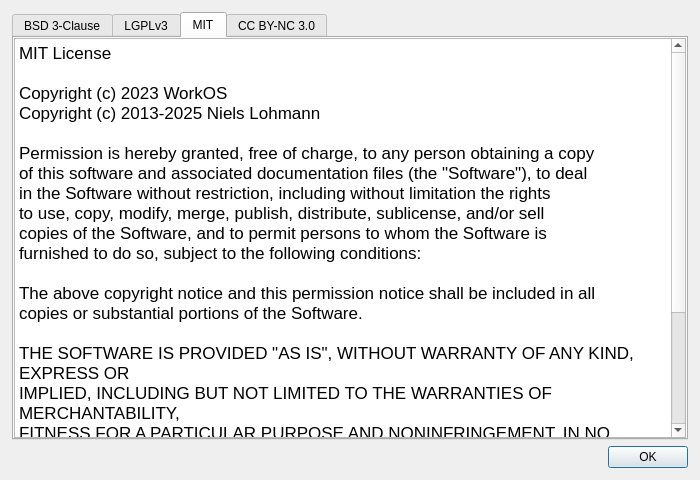
The window that sokketter-ui/sources/license_dialog.ui (morwy/sokketter) describes before a commit, drawn with Qt 5.
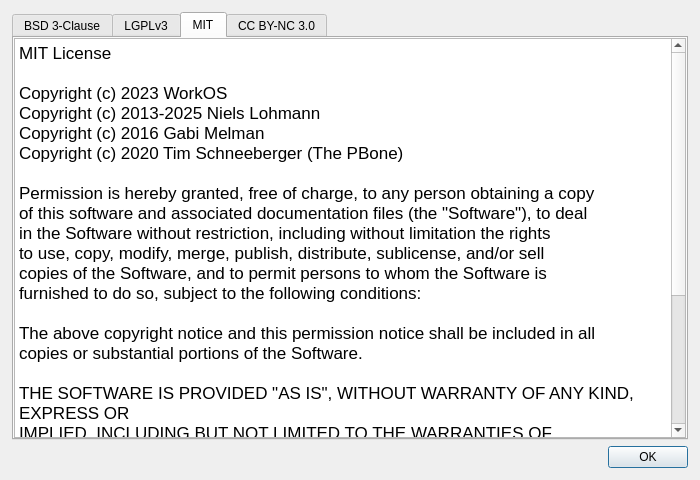
The same window after the commit. The open tabs and pages were chosen to show the change.

Commit message: fix: corrected mentions of used libraries and their licenses

Patch:
```diff
--- a/sokketter-ui/sources/license_dialog.ui
+++ b/sokketter-ui/sources/license_dialog.ui
@@ -207,6 +207,8 @@
 &lt;p style=&quot;-qt-paragraph-type:empty; margin-top:0px; margin-bottom:0px; margin-left:0px; margin-right:0px; -qt-block-indent:0; text-indent:0px; font-family:'.AppleSystemUIFont'; font-size:13pt;&quot;&gt;&lt;br /&gt;&lt;/p&gt;
 &lt;p style=&quot; margin-top:0px; margin-bottom:0px; margin-left:0px; margin-right:0px; -qt-block-indent:0; text-indent:0px;&quot;&gt;&lt;span style=&quot; font-family:'.AppleSystemUIFont'; font-size:13pt;&quot;&gt;Copyright (c) 2023 WorkOS&lt;/span&gt;&lt;/p&gt;
 &lt;p style=&quot; margin-top:0px; margin-bottom:0px; margin-left:0px; margin-right:0px; -qt-block-indent:0; text-indent:0px;&quot;&gt;&lt;span style=&quot; font-family:'.AppleSystemUIFont'; font-size:13pt;&quot;&gt;Copyright (c) 2013-2025 Niels Lohmann&lt;/span&gt;&lt;/p&gt;
+&lt;p style=&quot; margin-top:0px; margin-bottom:0px; margin-left:0px; margin-right:0px; -qt-block-indent:0; text-indent:0px;&quot;&gt;&lt;span style=&quot; font-family:'.AppleSystemUIFont'; font-size:13pt;&quot;&gt;Copyright (c) 2016 Gabi Melman&lt;/span&gt;&lt;/p&gt;
+&lt;p style=&quot; margin-top:0px; margin-bottom:0px; margin-left:0px; margin-right:0px; -qt-block-indent:0; text-indent:0px;&quot;&gt;&lt;span style=&quot; font-family:'.AppleSystemUIFont'; font-size:13pt;&quot;&gt;Copyright (c) 2020 Tim Schneeberger (The PBone)&lt;/span&gt;&lt;/p&gt;
 &lt;p style=&quot;-qt-paragraph-type:empty; margin-top:0px; margin-bottom:0px; margin-left:0px; margin-right:0px; -qt-block-indent:0; text-indent:0px; font-family:'.AppleSystemUIFont'; font-size:13pt;&quot;&gt;&lt;br /&gt;&lt;/p&gt;
 &lt;p style=&quot; margin-top:0px; margin-bottom:0px; margin-left:0px; margin-right:0px; -qt-block-indent:0; text-indent:0px;&quot;&gt;&lt;span style=&quot; font-family:'.AppleSystemUIFont'; font-size:13pt;&quot;&gt;Permission is hereby granted, free of charge, to any person obtaining a copy&lt;/span&gt;&lt;/p&gt;
 &lt;p style=&quot; margin-top:0px; margin-bottom:0px; margin-left:0px; margin-right:0px; -qt-block-indent:0; text-indent:0px;&quot;&gt;&lt;span style=&quot; font-family:'.AppleSystemUIFont'; font-size:13pt;&quot;&gt;of this software and associated documentation files (the &amp;quot;Software&amp;quot;), to deal&lt;/span&gt;&lt;/p&gt;
```
The commit also changes 1 other file.
